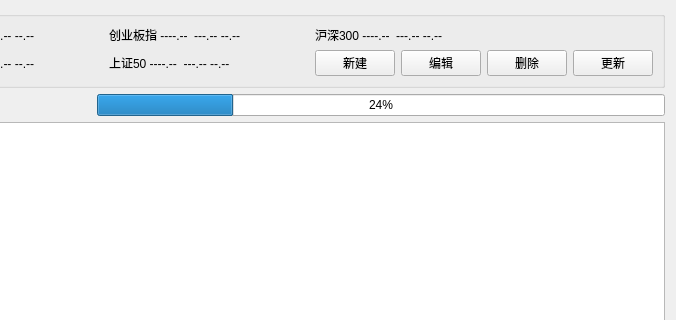
Above: src/ui/holding_tab.ui from Ginakira/Funder before the change; both pictures show x 120 to 796 and y 0 to 320 of the 796 by 578 pixel window. Below: the same form after it.
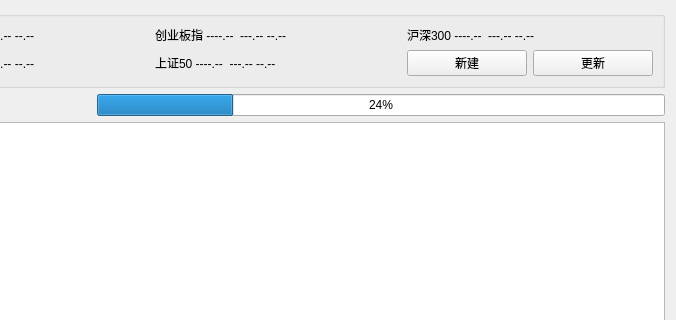
That is the form after the change.

Commit message: 将编辑和删除功能移动到右键菜单

Diff of the .ui file:
```diff
--- a/src/ui/holding_tab.ui
+++ b/src/ui/holding_tab.ui
@@ -64,20 +64,6 @@
           </property>
          </widget>
         </item>
-        <item>
-         <widget class="QPushButton" name="edit_button">
-          <property name="text">
-           <string>编辑</string>
-          </property>
-         </widget>
-        </item>
-        <item>
-         <widget class="QPushButton" name="delete_button">
-          <property name="text">
-           <string>删除</string>
-          </property>
-         </widget>
-        </item>
         <item>
          <widget class="QPushButton" name="refresh_button">
           <property name="text">
```
The commit also changes 4 other files.
